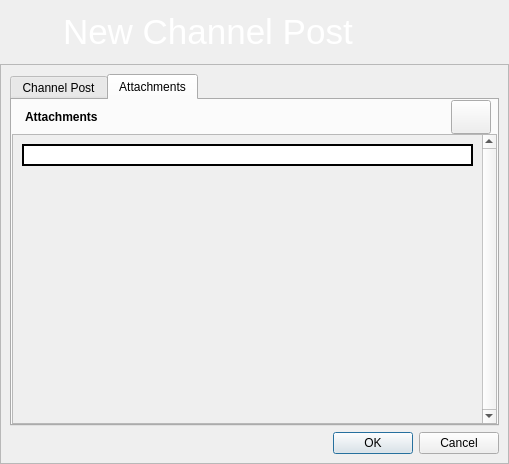
This is retroshare-gui/src/gui/channels/CreateChannelMsg.ui in RetroShare/RetroShare as Qt 5 draws it before an edit. The edited form follows.
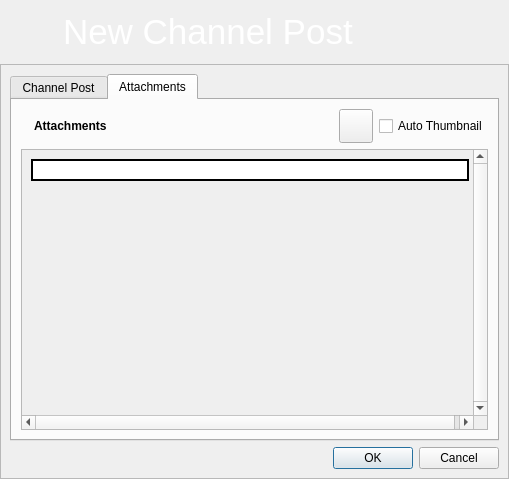
This is the edited form. The open tabs and pages were chosen to show the change. Icons and pictures are not drawn.

Commit message: introduced frame catcher to channels, add framecatcher in Retroshare.pro to build it in (only works for linux at the moment)

```diff
--- a/retroshare-gui/src/gui/channels/CreateChannelMsg.ui
+++ b/retroshare-gui/src/gui/channels/CreateChannelMsg.ui
@@ -7,7 +7,7 @@
     <x>0</x>
     <y>0</y>
     <width>509</width>
-    <height>464</height>
+    <height>479</height>
    </rect>
   </property>
   <property name="acceptDrops">
@@ -248,25 +248,8 @@
          <attribute name="title">
           <string>Attachments</string>
          </attribute>
-         <layout class="QVBoxLayout" name="verticalLayout_2">
-          <property name="spacing">
-           <number>0</number>
-          </property>
-          <property name="margin">
-           <number>0</number>
-          </property>
-          <item>
-           <layout class="QHBoxLayout" name="horizontalLayout_3">
-            <property name="spacing">
-             <number>0</number>
-            </property>
-            <property name="leftMargin">
-             <number>6</number>
-            </property>
-            <property name="rightMargin">
-             <number>6</number>
-            </property>
-            <item>
+         <layout class="QGridLayout" name="gridLayout_4">
+          <item row="0" column="0">
              <widget class="QLabel" name="label_3">
               <property name="text">
                <string/>
@@ -276,7 +259,7 @@
               </property>
              </widget>
             </item>
-            <item>
+          <item row="0" column="1">
              <widget class="QLabel" name="label_4">
               <property name="maximumSize">
                <size>
@@ -295,7 +278,7 @@
               </property>
              </widget>
             </item>
-            <item>
+          <item row="0" column="2">
              <spacer>
               <property name="orientation">
                <enum>Qt::Horizontal</enum>
@@ -308,7 +291,7 @@
               </property>
              </spacer>
             </item>
-            <item>
+          <item row="0" column="3">
              <widget class="QPushButton" name="addFileButton">
               <property name="sizePolicy">
                <sizepolicy hsizetype="Fixed" vsizetype="Fixed">
@@ -337,9 +320,17 @@
               </property>
              </widget>
             </item>
-           </layout>
+          <item row="0" column="4">
+           <widget class="QCheckBox" name="thumbNailCb">
+            <property name="toolTip">
+             <string> allow channels to get frame for message thumbnail from movie media attachments or not</string>
+            </property>
+            <property name="text">
+             <string>Auto Thumbnail</string>
+            </property>
+           </widget>
           </item>
-          <item>
+          <item row="1" column="0" colspan="5">
            <widget class="QScrollArea" name="scrollArea">
             <property name="verticalScrollBarPolicy">
              <enum>Qt::ScrollBarAlwaysOn</enum>
@@ -352,8 +343,8 @@
               <rect>
                <x>0</x>
                <y>0</y>
-               <width>464</width>
-               <height>282</height>
+               <width>456</width>
+               <height>251</height>
               </rect>
              </property>
              <layout class="QVBoxLayout" name="verticalLayout">
```
Left out of the diff: 2 changed lines with no effect on the pictures. Lines whose indentation alone changed are shown as unchanged. The commit also changes 5 other files.
